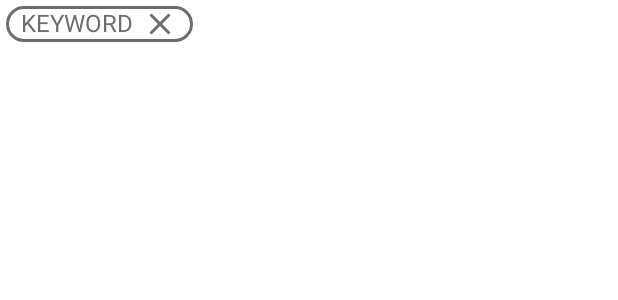
After one commit to Dom88dev/ImageSearch, an Android app: the layout item_searched_keyword.xml on its own in the app's theme, with its tools: preview values and no code run, on a phone screen of 412 x 824 dp. The commit adds this screen. Shown: the top 300 px of the screen. Run offline under Robolectric (Android 15) with nearby library versions, the phone set to English and light mode, and no system bars.

Commit message:
fix - 오토 컴플릿 X 커스텀 리스트로 검색 내역 최신순으로 보여지도록 구현하는 것으로..

```diff
--- a/app/src/main/java/dom/project/imagesearch/view/MainActivity.kt
+++ b/app/src/main/java/dom/project/imagesearch/view/MainActivity.kt
@@ -100,6 +100,9 @@ class MainActivity : BaseActivity<ActivityMainBinding>(), ItemClickListener {
                 }
             }
         })
+
+        //todo 검색어 기록 리스트
+
     }
 
     private fun initSearchInput() {
--- /dev/null
+++ b/app/src/main/res/drawable/round_rectangle_for_searched_keyword.xml
@@ -0,0 +1,7 @@
+<?xml version="1.0" encoding="utf-8"?>
+<shape xmlns:android="http://schemas.android.com/apk/res/android"
+    android:shape="rectangle">
+    <stroke android:color="@color/gray_light" android:width="2dp"/>
+    <corners android:radius="20dp"/>
+    <padding android:left="10dp" android:right="10dp"/>
+</shape>
--- /dev/null
+++ b/app/src/main/res/layout/item_searched_keyword.xml
@@ -0,0 +1,31 @@
+<?xml version="1.0" encoding="utf-8"?>
+<androidx.constraintlayout.widget.ConstraintLayout xmlns:android="http://schemas.android.com/apk/res/android"
+    xmlns:app="http://schemas.android.com/apk/res-auto"
+    android:layout_width="wrap_content"
+    android:layout_height="wrap_content"
+    android:layout_margin="4dp"
+    android:background="@drawable/round_rectangle_for_searched_keyword">
+
+    <androidx.appcompat.widget.AppCompatTextView
+        android:id="@+id/keyword_searched"
+        android:layout_width="wrap_content"
+        android:layout_height="0dp"
+        android:text="KEYWORD"
+        android:textColor="@color/gray_light"
+        android:textSize="16sp"
+        app:layout_constraintBottom_toBottomOf="@id/delete"
+        app:layout_constraintStart_toStartOf="parent"
+        app:layout_constraintTop_toTopOf="@id/delete" />
+
+    <androidx.appcompat.widget.AppCompatImageButton
+        android:id="@+id/delete"
+        android:layout_width="wrap_content"
+        android:layout_height="wrap_content"
+        android:background="@android:color/transparent"
+        android:paddingLeft="5dp"
+        android:src="@drawable/ic_close"
+        android:tint="@color/gray_light"
+        app:layout_constraintStart_toEndOf="@id/keyword_searched"
+        app:layout_constraintTop_toTopOf="parent" />
+
+</androidx.constraintlayout.widget.ConstraintLayout>
```
Also changed, not shown: app/src/main/java/dom/project/imagesearch/model/local/Dao.kt (+5 -2 lines), app/src/main/res/layout/activity_main.xml (+14 -4 lines).
